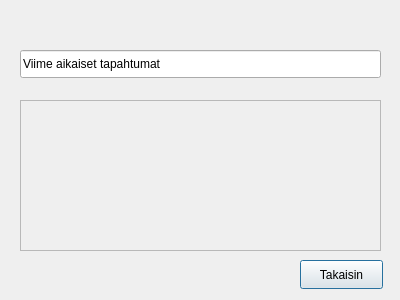
Qt form frontend/history.ui (22kmo-project/group_15) before a commit.
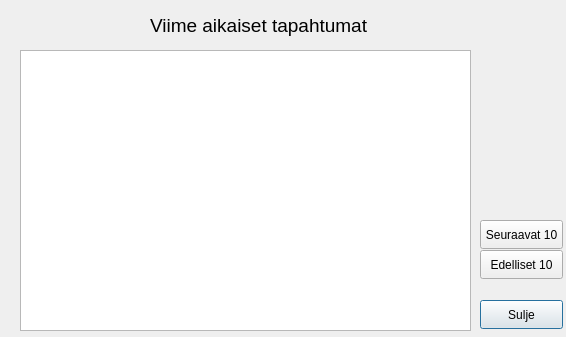
The same form after that commit.

```diff
--- a/frontend/history.ui
+++ b/frontend/history.ui
@@ -6,60 +6,86 @@
    <rect>
     <x>0</x>
     <y>0</y>
-    <width>400</width>
-    <height>300</height>
+    <width>566</width>
+    <height>337</height>
    </rect>
   </property>
   <property name="windowTitle">
    <string>Dialog</string>
   </property>
-  <widget class="QScrollArea" name="scrollArea">
-   <property name="geometry">
-    <rect>
-     <x>20</x>
-     <y>100</y>
-     <width>361</width>
-     <height>151</height>
-    </rect>
-   </property>
-   <property name="widgetResizable">
-    <bool>true</bool>
-   </property>
-   <widget class="QWidget" name="scrollAreaWidgetContents">
-    <property name="geometry">
-     <rect>
-      <x>0</x>
-      <y>0</y>
-      <width>359</width>
-      <height>149</height>
-     </rect>
-    </property>
-   </widget>
-  </widget>
-  <widget class="QLineEdit" name="lineEdit">
-   <property name="geometry">
-    <rect>
-     <x>20</x>
-     <y>50</y>
-     <width>361</width>
-     <height>28</height>
-    </rect>
-   </property>
-   <property name="text">
-    <string>Viime aikaiset tapahtumat</string>
-   </property>
-  </widget>
   <widget class="QPushButton" name="pushButton">
    <property name="geometry">
     <rect>
-     <x>300</x>
-     <y>260</y>
+     <x>480</x>
+     <y>300</y>
      <width>83</width>
      <height>29</height>
     </rect>
    </property>
    <property name="text">
-    <string>Takaisin</string>
+    <string>Sulje</string>
+   </property>
+  </widget>
+  <widget class="QPushButton" name="pushButton_2">
+   <property name="geometry">
+    <rect>
+     <x>480</x>
+     <y>220</y>
+     <width>83</width>
+     <height>29</height>
+    </rect>
+   </property>
+   <property name="text">
+    <string>Seuraavat 10</string>
+   </property>
+  </widget>
+  <widget class="QPushButton" name="pushButton_3">
+   <property name="geometry">
+    <rect>
+     <x>480</x>
+     <y>250</y>
+     <width>83</width>
+     <height>29</height>
+    </rect>
+   </property>
+   <property name="text">
+    <string>Edelliset 10</string>
+   </property>
+  </widget>
+  <widget class="QLabel" name="label">
+   <property name="geometry">
+    <rect>
+     <x>150</x>
+     <y>10</y>
+     <width>341</width>
+     <height>31</height>
+    </rect>
+   </property>
+   <property name="font">
+    <font>
+     <pointsize>14</pointsize>
+    </font>
+   </property>
+   <property name="text">
+    <string>Viime aikaiset tapahtumat</string>
+   </property>
+  </widget>
+  <widget class="QListWidget" name="logList">
+   <property name="geometry">
+    <rect>
+     <x>20</x>
+     <y>50</y>
+     <width>451</width>
+     <height>281</height>
+    </rect>
+   </property>
+   <property name="font">
+    <font>
+     <pointsize>9</pointsize>
+    </font>
+   </property>
+   <property name="wordWrap">
+    <bool>false</bool>
    </property>
   </widget>
  </widget>
```
